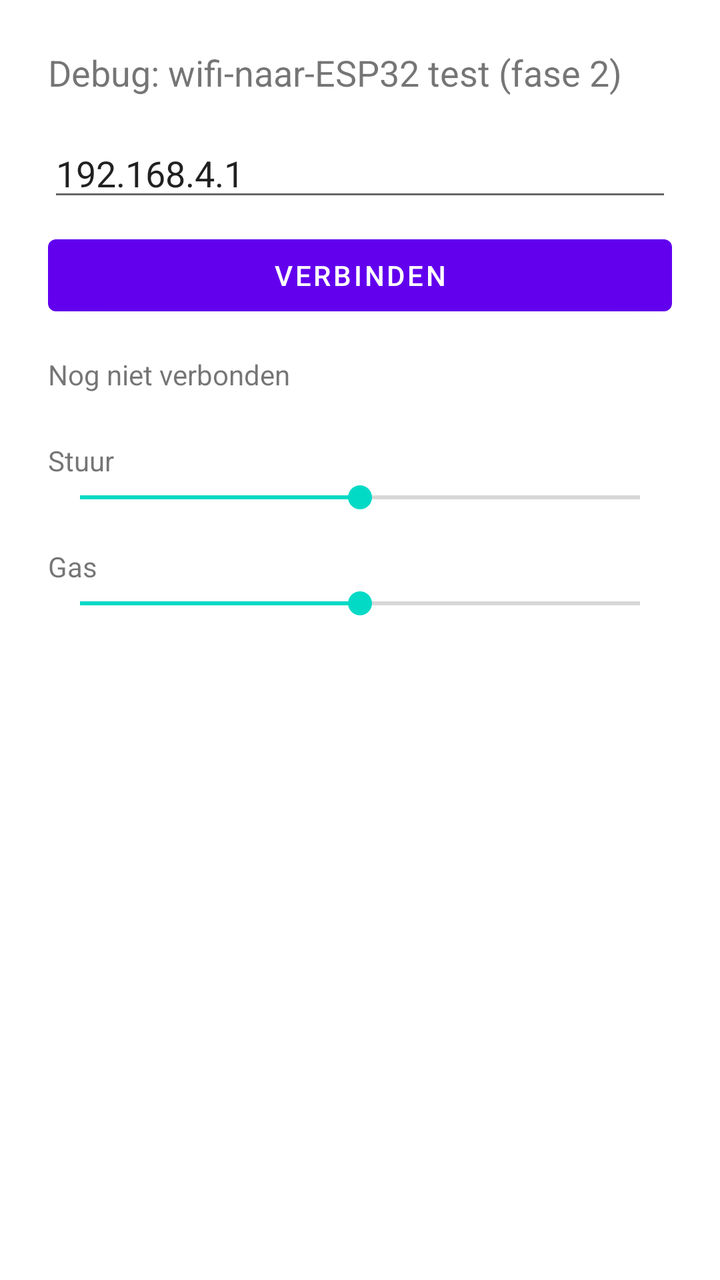
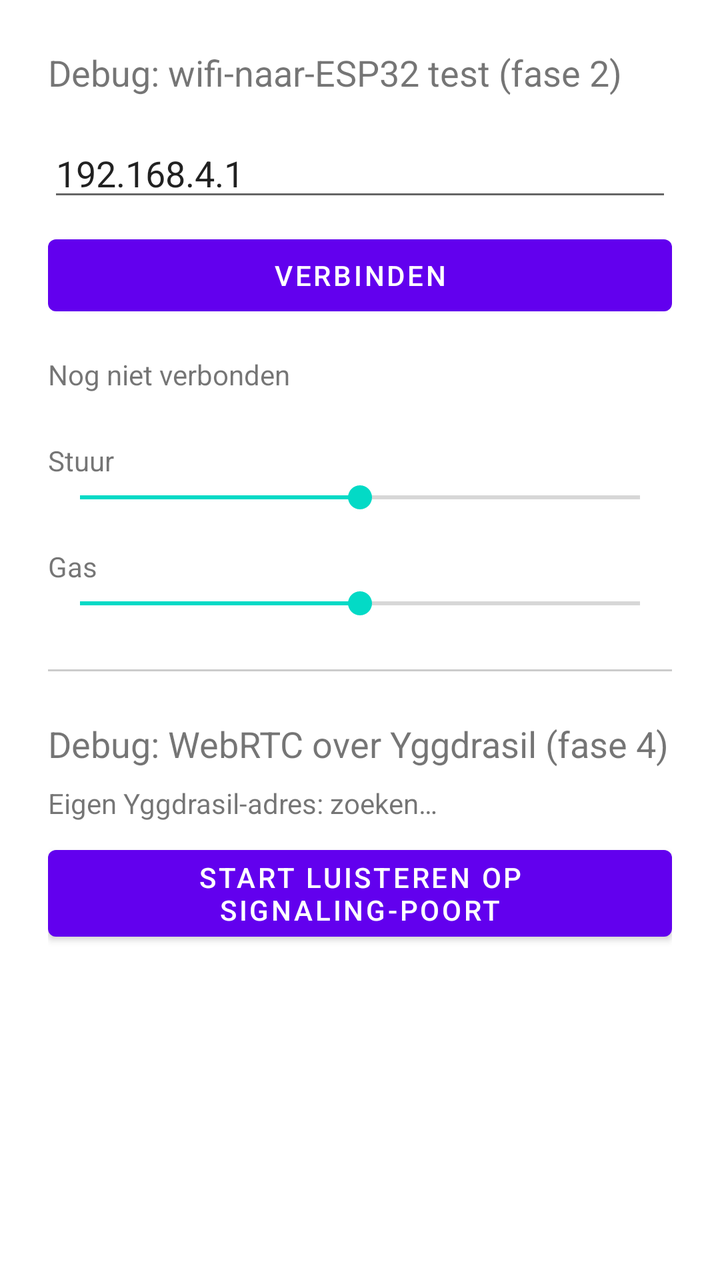

The first picture is an Android layout as it rendered before a commit; the second is the same layout after the commit. The layout source and the unified diff follow.
<!-- AndroidManifest.xml: application theme Theme.RcVehicle -->
<!-- res/layout/activity_vehicle.xml -->
<?xml version="1.0" encoding="utf-8"?>
<LinearLayout xmlns:android="http://schemas.android.com/apk/res/android"
    android:layout_width="match_parent"
    android:layout_height="match_parent"
    android:orientation="vertical"
    android:padding="24dp">

    <TextView
        android:layout_width="wrap_content"
        android:layout_height="wrap_content"
        android:text="@string/vehicle_debug_title"
        android:textSize="18sp"
        android:layout_marginBottom="16dp" />

    <EditText
        android:id="@+id/editEspIp"
        android:layout_width="match_parent"
        android:layout_height="wrap_content"
        android:hint="@string/vehicle_esp_ip_hint"
        android:inputType="text"
        android:text="192.168.4.1" />

    <Button
        android:id="@+id/buttonConnect"
        android:layout_width="match_parent"
        android:layout_height="wrap_content"
        android:layout_marginTop="8dp"
        android:text="@string/vehicle_connect" />

    <TextView
        android:id="@+id/textStatus"
        android:layout_width="match_parent"
        android:layout_height="wrap_content"
        android:layout_marginTop="16dp"
        android:text="@string/vehicle_status_idle" />

    <TextView
        android:layout_width="wrap_content"
        android:layout_height="wrap_content"
        android:layout_marginTop="24dp"
        android:text="@string/vehicle_debug_steer" />
    <SeekBar
        android:id="@+id/seekSteer"
        android:layout_width="match_parent"
        android:layout_height="wrap_content"
        android:max="200"
        android:progress="100" />

    <TextView
        android:layout_width="wrap_content"
        android:layout_height="wrap_content"
        android:layout_marginTop="16dp"
        android:text="@string/vehicle_debug_throttle" />
    <SeekBar
        android:id="@+id/seekThrottle"
        android:layout_width="match_parent"
        android:layout_height="wrap_content"
        android:max="200"
        android:progress="100" />

</LinearLayout>
<!-- resources referenced by this layout -->
<resources>
  <string name="vehicle_connect">Verbinden</string>
  <string name="vehicle_debug_steer">Stuur</string>
  <string name="vehicle_debug_throttle">Gas</string>
  <string name="vehicle_debug_title">Debug: wifi-naar-ESP32 test (fase 2)</string>
  <string name="vehicle_esp_ip_hint">ESP32 IP-adres</string>
  <string name="vehicle_status_idle">Nog niet verbonden</string>
  <style name="Theme.RcVehicle" parent="Theme.MaterialComponents.DayNight.NoActionBar" />
</resources>

<!-- the commit's change to res/layout/activity_vehicle.xml (unified diff, before → after) -->
@@ -1,7 +1,11 @@
 <?xml version="1.0" encoding="utf-8"?>
-<LinearLayout xmlns:android="http://schemas.android.com/apk/res/android"
+<ScrollView xmlns:android="http://schemas.android.com/apk/res/android"
     android:layout_width="match_parent"
-    android:layout_height="match_parent"
+    android:layout_height="match_parent">
+
+<LinearLayout
+    android:layout_width="match_parent"
+    android:layout_height="wrap_content"
     android:orientation="vertical"
     android:padding="24dp">
 
@@ -58,4 +62,40 @@
         android:max="200"
         android:progress="100" />
 
+    <View
+        android:layout_width="match_parent"
+        android:layout_height="1dp"
+        android:layout_marginVertical="24dp"
+        android:background="#33000000" />
+
+    <TextView
+        android:layout_width="wrap_content"
+        android:layout_height="wrap_content"
+        android:text="@string/vehicle_rtc_title"
+        android:textSize="18sp"
+        android:layout_marginBottom="8dp" />
+
+    <TextView
+        android:id="@+id/textOwnYggdrasilAddress"
+        android:layout_width="match_parent"
+        android:layout_height="wrap_content"
+        android:textIsSelectable="true"
+        android:text="@string/vehicle_own_address_detecting" />
+
+    <Button
+        android:id="@+id/buttonListen"
+        android:layout_width="match_parent"
+        android:layout_height="wrap_content"
+        android:layout_marginTop="8dp"
+        android:text="@string/vehicle_start_listening" />
+
+    <TextView
+        android:id="@+id/textRtcLog"
+        android:layout_width="match_parent"
+        android:layout_height="wrap_content"
+        android:layout_marginTop="16dp"
+        android:fontFamily="monospace"
+        android:textSize="12sp" />
+
 </LinearLayout>
+</ScrollView>
<!-- resource entries referenced after the edit -->
@@ -5,6 +5,9 @@
   <string name="vehicle_debug_throttle">Gas</string>
   <string name="vehicle_debug_title">Debug: wifi-naar-ESP32 test (fase 2)</string>
   <string name="vehicle_esp_ip_hint">ESP32 IP-adres</string>
+  <string name="vehicle_own_address_detecting">Eigen Yggdrasil-adres: zoeken…</string>
+  <string name="vehicle_rtc_title">Debug: WebRTC over Yggdrasil (fase 4)</string>
+  <string name="vehicle_start_listening">Start luisteren op signaling-poort</string>
   <string name="vehicle_status_idle">Nog niet verbonden</string>
   <style name="Theme.RcVehicle" parent="Theme.MaterialComponents.DayNight.NoActionBar" />
 </resources>
